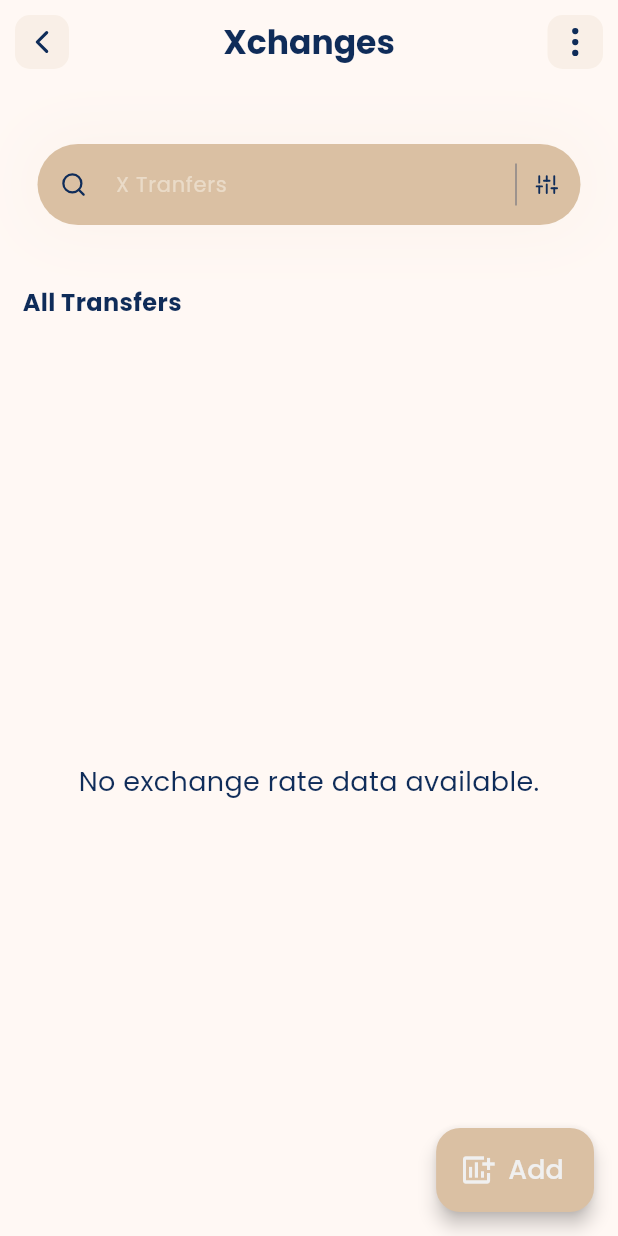
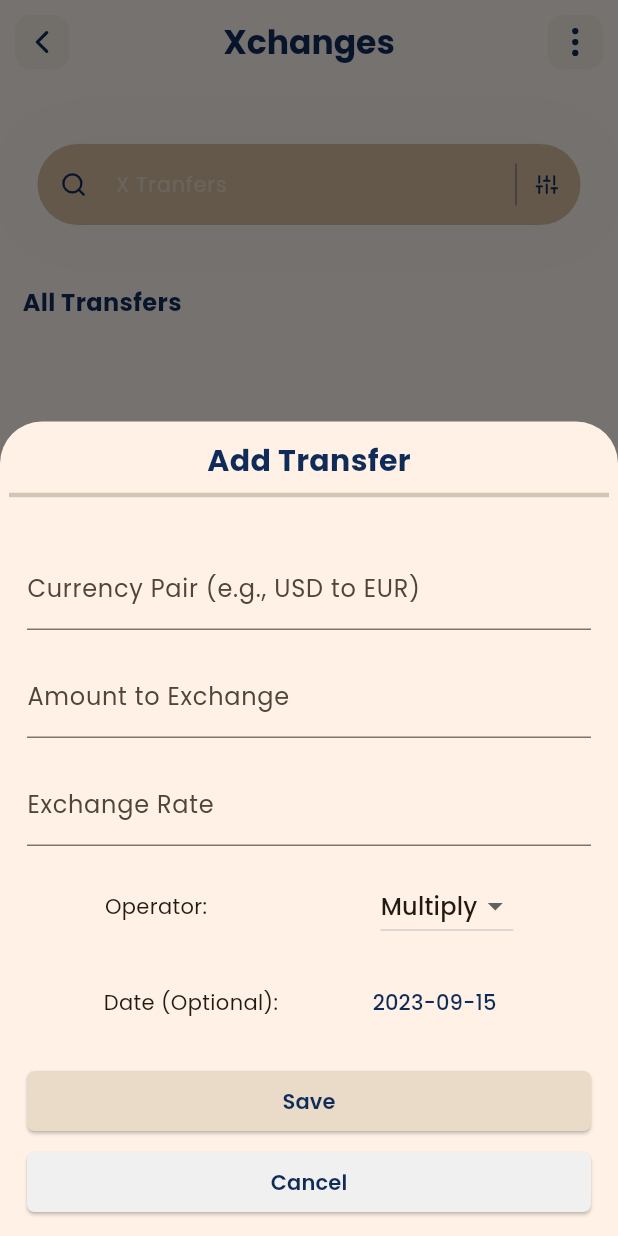
Before and after one commit to if3chi/xTradre, a Flutter app: the screen it shows after launch, after a tap on "Add", on a phone screen of 412 x 824 dp. Run offline on Flutter 3.47's test engine with Material 2 defaults, Android fonts, the light colour scheme and no system bars; our stand-ins replace flutter_svg, sqflite; accounts and stored records are empty.

Commit message:
WIP: Refactor/Add transfer modal

```diff
--- a/lib/constants/colors.dart
+++ b/lib/constants/colors.dart
@@ -1,4 +1,4 @@
-import 'package:flutter/material.dart';
+import 'dart:ui';
 
 const Color cAction = Color(0XFF0F2C59);
 const Color cPrimary = Color(0XFFF0F0F0);
--- a/lib/constants/space.dart
+++ b/lib/constants/space.dart
@@ -2,5 +2,7 @@ import 'package:flutter/material.dart';
 
 const spaceYxs = SizedBox(height: 6);
 const spaceYsm = SizedBox(height: 12);
+const spaceYmd = SizedBox(height: 16);
 
 const spaceXxs = SizedBox(width: 6);
+const spaceXsm = SizedBox(width: 12);
--- a/lib/screens/transfer_screen.dart
+++ b/lib/screens/transfer_screen.dart
@@ -2,8 +2,10 @@ import 'package:flutter/material.dart';
 import 'package:sqflite/sqflite.dart';
 import 'package:xtradre/Service/xchange_service.dart';
 import 'package:xtradre/constants/colors.dart';
+import 'package:xtradre/enum/operator.dart';
 import 'package:xtradre/model/xchange.dart';
-import 'package:xtradre/widgets/head_title.dart';
+import 'package:xtradre/widgets/add_transfers_modal.dart';
+import 'package:xtradre/widgets/headers.dart';
 import 'package:xtradre/widgets/app_bar_icon.dart';
 import 'package:xtradre/widgets/tranfer_card.dart';
 import 'package:xtradre/widgets/transfers_search_bar.dart';
@@ -18,12 +20,53 @@ class TransferScreen extends StatefulWidget {
 }
 
 class _TransferScreenState extends State<TransferScreen> {
+  // final _formKey = GlobalKey<FormState>();
+  final _currencyPairController = TextEditingController();
+  final amountToExchangeController = TextEditingController();
+  final _resultController = TextEditingController();
+  final exchangeRateController = TextEditingController();
+  // TODO: add sender name, reason.
+  Operator operatorDropdownValue =
+      Operator.multiply; // Initialize it with a default value
   late XchangeService _xchangeService;
 
   @override
   void initState() {
     super.initState();
     _xchangeService = XchangeService(widget.db);
+  }
+
+  void calculateResult() {
+    final amountToExchange =
+        double.tryParse(amountToExchangeController.text) ?? 0;
+    final exchangeRate = double.tryParse(exchangeRateController.text) ?? 0;
+    double result = XchangeService.calculateResult(
+        amountToExchange, exchangeRate, operatorDropdownValue);
+    _resultController.text = result.toStringAsFixed(2);
+  }
+
+  void submitExchangeRate(String currencyPair, double amountToExchange,
+      double rate, DateTime timestamp, Operator operator) async {
+    final result =
+        XchangeService.calculateResult(amountToExchange, rate, operator);
+
+    final exchangeRateData = Xchange(
+      currencyPair: currencyPair,
+      amount: amountToExchange,
+      rAmount: result,
+      operator: operator,
+      rate: rate,
+      timestamp: timestamp,
+    );
+
+    await _xchangeService.insertXchangeRate(exchangeRateData);
+
+    setState(() {
+      _currencyPairController.clear();
+      amountToExchangeController.clear();
+      _resultController.clear();
+      exchangeRateController.clear();
+    });
   }
 
   @override
@@ -39,7 +82,7 @@ class _TransferScreenState extends State<TransferScreen> {
             const TransfersSearchBar(),
             Container(
               margin: const EdgeInsets.only(top: 40, bottom: 5),
-              child: const HeadTitle(
+              child: const MainHeader(
                   title: "All Transfers",
                   size: 16,
                   fontWeight: FontWeight.w800),
@@ -69,13 +112,41 @@ class _TransferScreenState extends State<TransferScreen> {
           ],
         ),
       ),
-      floatingActionButton: addBtn(),
+      floatingActionButton: addBtn(context),
     );
   }
 
-  FloatingActionButton addBtn() {
+  FloatingActionButton addBtn(BuildContext context) {
     return FloatingActionButton.extended(
-      onPressed: () {},
+      onPressed: () {
+        showModalBottomSheet<void>(
+          context: context,
+          isDismissible: false,
+          isScrollControlled: true,
+          builder: (context) => SingleChildScrollView(
+            child: Container(
+              padding: EdgeInsets.only(
+                  bottom: MediaQuery.of(context).viewInsets.bottom),
+              child: AddTransfersModal(
+                onSubmit: submitExchangeRate,
+                onAmountChanged: (amount) {
+                  amountToExchangeController.text = amount;
+                  calculateResult();
+                },
+                onRateChanged: (rate) {
+                  exchangeRateController.text = rate;
+                  calculateResult();
+                },
+                onOperatorChanged: (operator) => setState(() {
+                  operatorDropdownValue = operator;
+                  calculateResult();
+                }),
+                operator: operatorDropdownValue,
+              ),
+            ),
+          ),
+        );
+      },
       elevation: 5.0,
       label: const Text('Add',
           style: TextStyle(fontSize: 18, fontWeight: FontWeight.w500)),
@@ -87,7 +158,7 @@ class _TransferScreenState extends State<TransferScreen> {
 
   AppBar appBar(BuildContext context) {
     return AppBar(
-      title: const HeadTitle(size: 22),
+      title: const MainHeader(size: 22),
       backgroundColor: Colors.transparent,
       centerTitle: true,
       leading: AppBarIcon(path: 'assets/svg/left.svg', tap: () {}),
@@ -106,8 +177,6 @@ class ErrText extends StatelessWidget {
 
   @override
   Widget build(BuildContext context) {
-    return Expanded(
-      child: Center(child: TextSm(text, size: size)),
-    );
+    return Expanded(child: Center(child: TextSm(text, size: size)));
   }
 }
--- a/lib/screens/xchange_form.dart
+++ b/lib/screens/xchange_form.dart
@@ -108,7 +108,7 @@ class _XchangeRateFormDialogState extends State<XchangeRateFormDialog> {
                 DateTime? selectedDate = await showDatePicker(
                   context: context,
                   initialDate: _selectedDate,
-                  firstDate: DateTime(2000),
+                  firstDate: DateTime(2020),
                   lastDate: DateTime(2101),
                 );
 
--- /dev/null
+++ b/lib/widgets/add_transfers_modal.dart
@@ -0,0 +1,199 @@
+import 'package:flutter/material.dart';
+import 'package:xtradre/constants/colors.dart';
+import 'package:xtradre/constants/space.dart';
+import 'package:xtradre/core/utils.dart';
+import 'package:xtradre/enum/operator.dart';
+import 'package:xtradre/widgets/headers.dart';
+
+class AddTransfersModal extends StatefulWidget {
+  final void Function(String, double, double, DateTime, Operator) onSubmit;
+  final ValueChanged<String> onAmountChanged;
+  final ValueChanged<String> onRateChanged;
+  final ValueChanged<Operator> onOperatorChanged;
+  final Operator operator;
+
+  const AddTransfersModal({
+    super.key,
+    required this.onSubmit,
+    required this.onAmountChanged,
+    required this.onRateChanged,
+    required this.onOperatorChanged,
+    required this.operator,
+  });
+
+  @override
+  State<AddTransfersModal> createState() => _AddTransfersModalState();
+}
+
+class _AddTransfersModalState extends State<AddTransfersModal> {
+  final _currencyPairController = TextEditingController();
+  final _amountToExchangeController = TextEditingController();
+  final _exchangeRateController = TextEditingController();
+  DateTime _selectedDate = DateTime.now();
+  Operator _operatorDropdownValue = Operator.multiply;
+
+  void _submitForm() {
+    final currencyPair = _currencyPairController.text;
+    final amountToExchange = double.parse(_amountToExchangeController.text);
+    final exchangeRate = double.parse(_exchangeRateController.text);
+
+    widget.onSubmit(currencyPair, amountToExchange, exchangeRate, _selectedDate,
+        _operatorDropdownValue);
+
+    Navigator.of(context).pop();
+  }
+
+  @override
+  Widget build(BuildContext context) {
+    return Padding(
+      padding: const EdgeInsets.symmetric(horizontal: 6.0),
+      child: Column(
+        mainAxisAlignment: MainAxisAlignment.center,
+        mainAxisSize: MainAxisSize.min,
+        children: <Widget>[
+          const Padding(
+            padding: EdgeInsets.symmetric(vertical: 12),
+            child: Column(
+              children: [
+                Center(child: MainHeader(title: "Add Transfer", size: 20)),
+                Divider(thickness: 3),
+              ],
+            ),
+          ),
+          Padding(
+            padding:
+                const EdgeInsets.only(top: 14, bottom: 6, left: 12, right: 12),
+            child: Column(
+              crossAxisAlignment: CrossAxisAlignment.start,
+              children: <Widget>[
+                TextFormField(
+                  controller: _currencyPairController,
+                  decoration: const InputDecoration(
+                      labelText: 'Currency Pair (e.g., USD to EUR)'),
+                  validator: (value) =>
+                      value!.isEmpty ? 'Please enter a currency pair' : null,
+                ),
+                spaceYmd,
+                TextFormField(
+                  controller: _amountToExchangeController,
+                  keyboardType:
+                      const TextInputType.numberWithOptions(decimal: true),
+                  decoration:
+                      const InputDecoration(labelText: 'Amount to Exchange'),
+                  onChanged: widget.onAmountChanged,
+                  validator: (value) =>
+                      value!.isEmpty ? 'Please enter an amount' : null,
+                ),
+                spaceYmd,
+                TextFormField(
+                    controller: _exchangeRateController,
+                    keyboardType:
+                        const TextInputType.numberWithOptions(decimal: true),
+                    decoration:
+                        const InputDecoration(labelText: 'Exchange Rate'),
+                    onChanged: widget.onRateChanged,
+                    validator: (value) => value!.isEmpty
+                        ? 'Please enter an exchange rate'
+                        : (double.tryParse(value) == null
+                            ? 'Invalid exchange rate'
+                            : null)),
+                spaceYmd,
+                Row(
+                  mainAxisAlignment: MainAxisAlignment.spaceEvenly,
+                  children: [
+                    const Text('Operator:'),
+                    spaceXsm,
+                    DropdownButton<Operator>(
+                      value: _operatorDropdownValue,
+                      items: Operator.values.map((Operator value) {
+                        return DropdownMenuItem<Operator>(
+                          value: value,
+                          child: Text(value == Operator.multiply
+                              ? 'Multiply'
+                              : 'Divide'),
+                        );
+                      }).toList(),
+                      onChanged: (Operator? newValue) {
+                        if (newValue != null) {
+                          setState(() {
+                            _operatorDropdownValue = newValue;
+                            widget.onOperatorChanged(newValue);
+                          });
+                        }
+                      },
+                    ),
+                  ],
+                ),
+                spaceYmd,
+                Row(
+                  mainAxisAlignment: MainAxisAlignment.spaceEvenly,
+                  children: [
+                    const Text('Date (Optional):'),
+                    TextButton(
+                      onPressed: () async {
+                        DateTime? selectedDate = await showDatePicker(
+                          context: context,
+                          initialDate: _selectedDate,
+                          firstDate: DateTime(2020),
+                          lastDate: DateTime(2101),
+                        );
+
+                        if (selectedDate != null) {
+                          setState(() {
+                            _selectedDate = selectedDate;
+                          });
+                        }
+                      },
+                      child: Text(Utils.displayDate(_selectedDate),
+                          style: const TextStyle(color: cAction)),
+                    ),
+                  ],
+                )
+              ],
+            ),
+          ),
+          Container(
+            padding: const EdgeInsets.all(12),
+            child: Column(
+              crossAxisAlignment: CrossAxisAlignment.stretch,
+              children: [
+                Btn(text: 'Save', fn: _submitForm),
+                spaceYxs,
+                const Btn(text: 'Cancel', bgColor: cPrimary),
+              ],
+            ),
+          )
+        ],
+      ),
+    );
+  }
+}
+
+class Btn extends StatelessWidget {
+  final String text;
+  final Color fgColor;
+  final Color bgColor;
+  final VoidCallback? fn;
+
+  const Btn({
+    super.key,
+    required this.text,
+    this.fn,
+    this.fgColor = cAction,
+    this.bgColor = cAccent,
+  });
+
+  @override
+  Widget build(BuildContext context) {
+    return ElevatedButton(
+        onPressed: fn ?? () => Navigator.pop(context),
+        style: ElevatedButton.styleFrom(
+            padding:
+                const EdgeInsets.symmetric(horizontal: 20.0, vertical: 10.0),
+            shape: RoundedRectangleBorder(
+                borderRadius: BorderRadius.circular(5.0)),
+            backgroundColor: bgColor),
+        child: SubHeader(
+            title: text, fontWeight: FontWeight.w600, color: fgColor));
+  }
+}
--- a/lib/widgets/head_title.dart
+++ /dev/null
@@ -1,26 +0,0 @@
-import 'package:flutter/material.dart';
-import 'package:xtradre/constants/colors.dart';
-
-class HeadTitle extends StatelessWidget {
-  final double size;
-  final String title;
-  final FontWeight fontWeight;
-
-  const HeadTitle(
-      {super.key,
-      this.title = 'Xchanges',
-      this.size = 18.0,
-      this.fontWeight = FontWeight.bold});
-
-  @override
-  Widget build(BuildContext context) {
-    return Text(
-      title,
-      style: TextStyle(
-        color: cAction,
-        fontSize: size,
-        fontWeight: fontWeight,
-      ),
-    );
-  }
-}
--- /dev/null
+++ b/lib/widgets/headers.dart
@@ -0,0 +1,48 @@
+import 'package:flutter/material.dart';
+import 'package:xtradre/constants/colors.dart';
+
+class MainHeader extends StatelessWidget {
+  final double size;
+  final String title;
+  final FontWeight fontWeight;
+
+  const MainHeader(
+      {super.key,
+      this.title = 'Xchanges',
+      this.size = 18.0,
+      this.fontWeight = FontWeight.bold});
+
+  @override
+  Widget build(BuildContext context) {
+    return Text(
+      title,
+      style: TextStyle(
+        color: cAction,
+        fontSize: size,
+        fontWeight: fontWeight,
+      ),
+    );
+  }
+}
+
+class SubHeader extends StatelessWidget {
+  final double size;
+  final String title;
+  final Color color;
+  final FontWeight fontWeight;
+
+  const SubHeader(
+      {super.key,
+      this.title = 'Xchanges',
+      this.size = 14.0,
+      this.fontWeight = FontWeight.bold,
+      this.color = cAction});
+
+  @override
+  Widget build(BuildContext context) {
+    return Text(
+      title,
+      style: TextStyle(color: color, fontSize: size, fontWeight: fontWeight),
+    );
+  }
+}
--- a/lib/widgets/transfers_search_bar.dart
+++ b/lib/widgets/transfers_search_bar.dart
@@ -25,23 +25,23 @@ class TransfersSearchBar extends StatelessWidget {
           border: OutlineInputBorder(
               borderRadius: BorderRadius.circular(50),
               borderSide: BorderSide.none),
-          prefixIcon: Padding(
-              padding: const EdgeInsets.all(15),
+          prefixIcon: const Padding(
+              padding: EdgeInsets.all(15),
               child: SvgIcon('assets/svg/search.svg')),
-          suffixIcon: SizedBox(
+          suffixIcon: const SizedBox(
             width: 100.0,
             child: IntrinsicHeight(
               child: Row(
                 mainAxisAlignment: MainAxisAlignment.end,
                 children: [
-                  const VerticalDivider(
+                  VerticalDivider(
                     thickness: 0.4,
                     color: cAction,
                     indent: 10,
                     endIndent: 10,
                   ),
                   Padding(
-                      padding: const EdgeInsets.only(
+                      padding: EdgeInsets.only(
                           top: 15, bottom: 15, left: 5, right: 15),
                       child: SvgIcon('assets/svg/sliders.svg'))
                 ],
```
